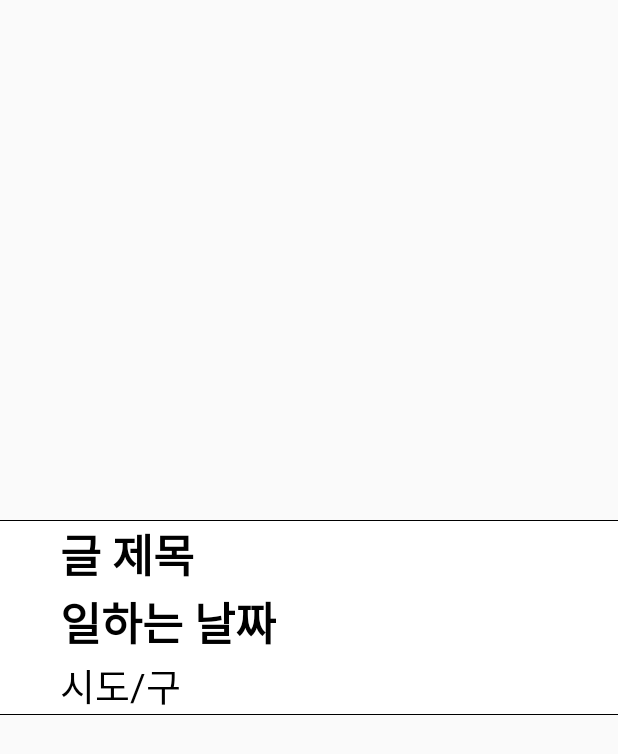
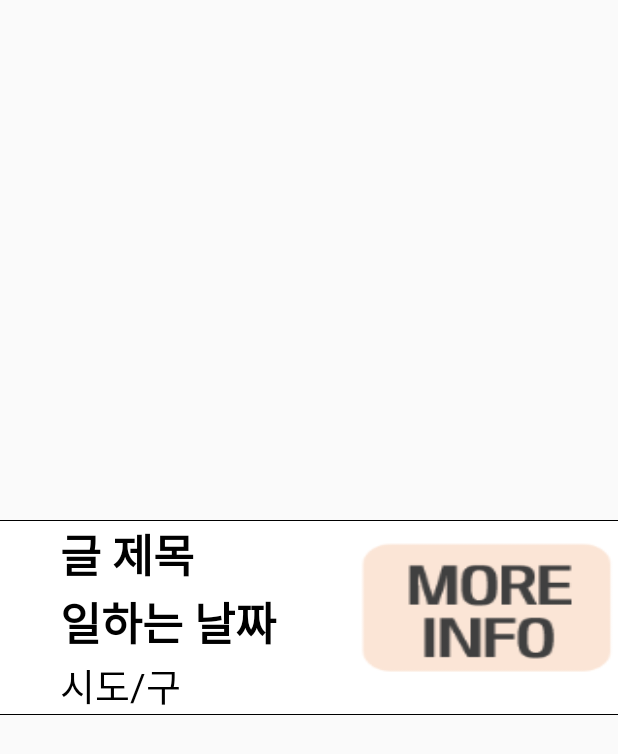
Before and after one commit to kjf8891/SilverGodTalent, an Android app: the layout row_recruit.xml on its own in the app's theme, with its tools: preview values and no code run, on a phone screen of 412 x 824 dp. Shown: the top 754 px of the screen. Run offline under Robolectric (Android 15) with nearby library versions, the phone set to English and light mode, and no system bars.

Commit message:
DH1214 row 버튼

```diff
--- a/app/src/main/java/com/example/testremote/MyPageListActivity.java
+++ b/app/src/main/java/com/example/testremote/MyPageListActivity.java
@@ -129,7 +129,7 @@ public class MyPageListActivity extends AppCompatActivity {
             unbindService(mServiceConnection);
 
         }
-        if(msgReceiver != null || isRegistered == true)
+        if(msgReceiver != null && isRegistered == true)
         unregisterReceiver(msgReceiver);
 
 
--- a/app/src/main/res/layout/row_lec.xml
+++ b/app/src/main/res/layout/row_lec.xml
@@ -68,7 +68,7 @@
             android:gravity="right"
             android:layout_gravity="center_vertical"
 
-            android:background="@drawable/moreinfo"
+            android:background="@drawable/infobutton"
 
             android:text="more info"
             android:textColor="@android:color/black" />
--- a/app/src/main/res/layout/row_recruit.xml
+++ b/app/src/main/res/layout/row_recruit.xml
@@ -11,6 +11,7 @@
         android:padding="0dp"
         android:layout_margin="0dp"
         android:background="@drawable/border_white"
+        android:orientation="horizontal"
         android:layout_height="match_parent"
         android:layout_width="match_parent">
 
@@ -20,19 +21,22 @@
             android:textSize="25dp"
             android:layout_width="40dp"
             android:layout_height="match_parent"
+
             android:gravity="center"
             android:text="글번호"
             android:textColor="@android:color/black" />
         <LinearLayout
             android:orientation="vertical"
-            android:layout_width="match_parent"
+            android:layout_width="wrap_content"
             android:layout_height="match_parent"
             android:gravity="center_vertical">
             <com.example.testremote.ZoomText
                 android:id="@+id/recruit_title"
                 android:textSize="30dp"
                 android:textStyle="bold"
-                android:layout_width="wrap_content"
+                android:ellipsize="marquee"
+                android:singleLine="true"
+                android:layout_width="200dp"
                 android:layout_height="wrap_content"
                 android:textColor="@android:color/black"
                 android:text="글 제목"/>
@@ -40,7 +44,9 @@
                 android:id="@+id/recruit_date"
                 android:textSize="30dp"
                 android:textStyle="bold"
-                android:layout_width="wrap_content"
+                android:layout_width="200dp"
+                android:ellipsize="marquee"
+                android:singleLine="true"
                 android:layout_height="wrap_content"
                 android:textColor="@android:color/black"
                 android:text="일하는 날짜"/>
@@ -55,7 +61,9 @@
             <com.example.testremote.ZoomText
                 android:id="@+id/recruit_city"
                 android:textSize="25dp"
-                android:layout_width="wrap_content"
+                android:layout_width="200dp"
+                android:ellipsize="marquee"
+                android:singleLine="true"
                 android:layout_height="wrap_content"
                 android:textColor="@android:color/black"
                 android:text="시도/구"/>
@@ -67,7 +75,19 @@
                 <!--android:textColor="@android:color/black"-->
                 <!--android:text="강의날짜"/>-->
         </LinearLayout>
+        <ImageView
+            android:id="@+id/recinfo_btn"
+            android:clickable="false"
+            android:focusable="false"
+            android:layout_width="match_parent"
+            android:layout_height="100dp"
+            android:gravity="right"
+            android:layout_gravity="center_vertical"
 
+            android:background="@drawable/infobutton"
+
+            android:text="more info"
+            android:textColor="@android:color/black" />
 
     </LinearLayout>
 
```
Also changed, not shown: app/src/main/java/com/example/testremote/LoginActivity2.java (+17 -3 lines), app/src/main/res/layout/row_club.xml (+23 -4 lines), app/src/main/res/drawable-xhdpi/infobtn.png (added), app/src/main/res/drawable-xhdpi/infobutton.png (added).
